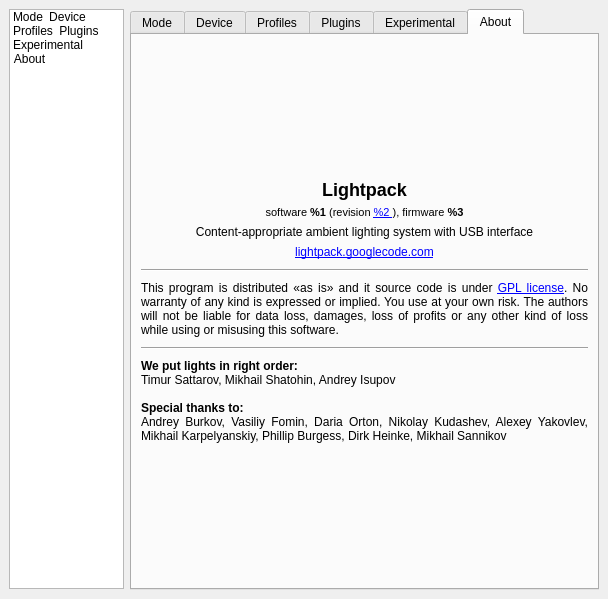
This is Software/src/SettingsWindow.ui in Atarity/Lightpack as Qt 5 draws it before an edit. The edited form follows.
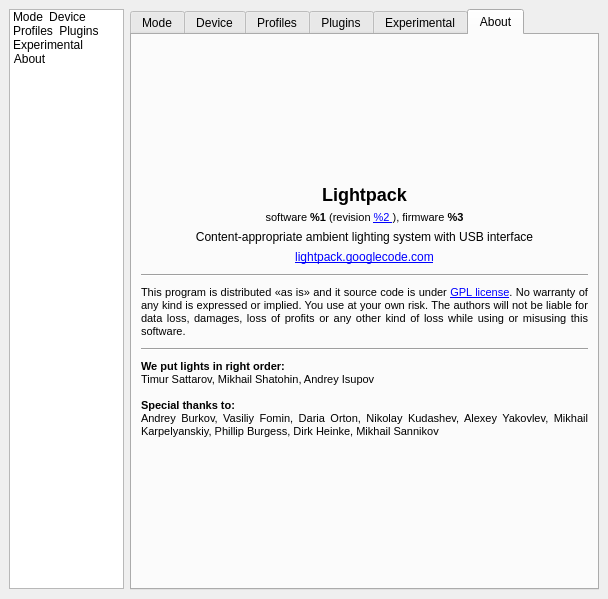
This is the edited form. The open tabs and pages were chosen to show the change. Icons and pictures are not drawn. Custom widgets are drawn as their Qt base class.

Commit message: make fonts smaller in About page

```diff
--- a/Software/src/SettingsWindow.ui
+++ b/Software/src/SettingsWindow.ui
@@ -2991,6 +2991,11 @@
             <height>0</height>
            </size>
           </property>
+          <property name="font">
+           <font>
+            <pointsize>8</pointsize>
+           </font>
+          </property>
           <property name="text">
            <string>This program is distributed &amp;laquo;as is&amp;raquo; and it source code is under &lt;a href=&quot;http://www.gnu.org/licenses/gpl.html&quot;&gt;GPL license&lt;/a&gt;. No warranty of any kind is expressed or implied. You use at your own risk. The authors will not be liable for data loss, damages, loss of profits or any other kind of loss while using or misusing this software.</string>
           </property>
@@ -3041,6 +3046,11 @@
             <height>0</height>
            </size>
           </property>
+          <property name="font">
+           <font>
+            <pointsize>8</pointsize>
+           </font>
+          </property>
           <property name="text">
            <string>&lt;b&gt;We put lights in right order:&lt;/b&gt;&lt;br&gt;Timur Sattarov, Mikhail Shatohin, Andrey Isupov&lt;br&gt;&lt;br&gt;&lt;b&gt;Special thanks to:&lt;/b&gt;&lt;br&gt; Andrey Burkov, Vasiliy Fomin, Daria Orton, Nikolay Kudashev, Alexey Yakovlev, Mikhail Karpelyanskiy, Phillip Burgess, Dirk Heinke, Mikhail Sannikov</string>
           </property>
```
Left out of the diff: 5 changed lines with no effect on the pictures.
